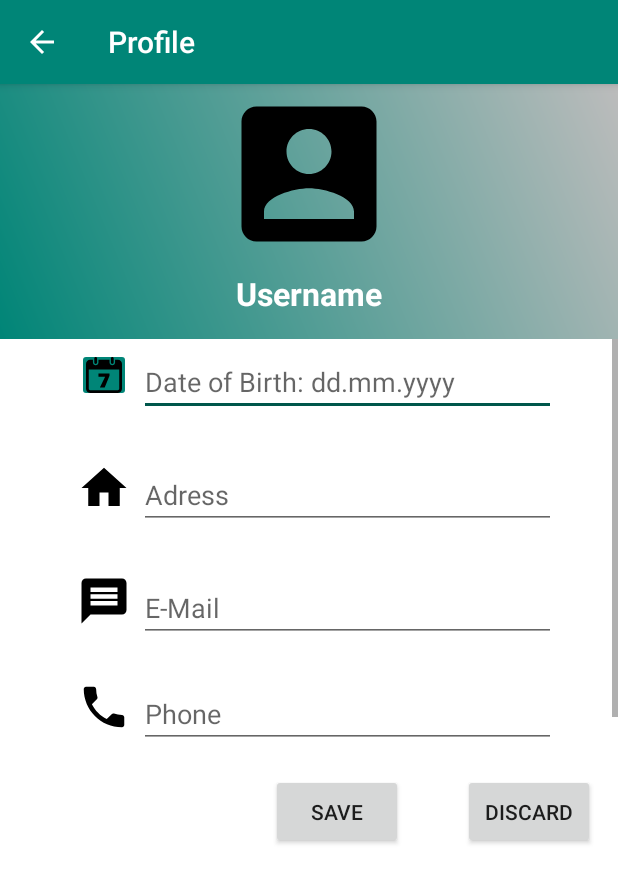
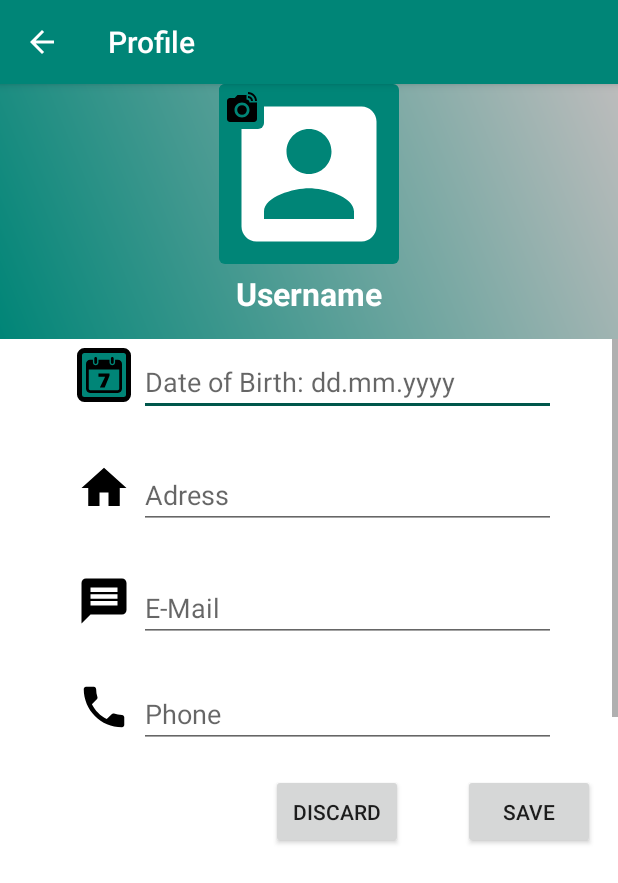
Before and after one commit to AndreasRybin/Fahrradscout24, an Android app: the screen it shows after launch (ProfileActivity), after a tap on "LOGIN", on a phone screen of 412 x 824 dp. Shown: the top 883 px of the screen. Run offline under Robolectric (Android 15) with nearby library versions, the phone set to English and light mode, and no system bars; libraries missing offline, so code that uses them is left out: com.facebook.drawee; 1 statement that could not run was skipped.

Commit message:
changed design added photo button to profile

```diff
--- a/app/build.gradle
+++ b/app/build.gradle
@@ -27,4 +27,5 @@ dependencies {
     testImplementation 'junit:junit:4.12'
     androidTestImplementation 'com.android.support.test:runner:1.0.2'
     androidTestImplementation 'com.android.support.test.espresso:espresso-core:3.0.2'
+    implementation 'com.facebook.fresco:fresco:1.11.0'
 }
--- a/app/src/main/AndroidManifest.xml
+++ b/app/src/main/AndroidManifest.xml
@@ -14,6 +14,7 @@
     <uses-permission android:name="android.permission-group.SENSORS" />
     <uses-permission android:name="android.permission-group.SMS" />
     <uses-permission android:name="android.permission-group.STORAGE" />
+    <uses-permission android:name="android.permission.INTERNET" />
 
     <application
         android:allowBackup="true"
--- a/app/src/main/java/hska/fahrradscout24/MainActivity.java
+++ b/app/src/main/java/hska/fahrradscout24/MainActivity.java
@@ -8,6 +8,8 @@ import android.view.MenuItem;
 import android.view.View;
 import android.widget.Button;
 
+import com.facebook.drawee.backends.pipeline.Fresco;
+
 public class MainActivity extends AppCompatActivity {
 
 
@@ -15,6 +17,9 @@ public class MainActivity extends AppCompatActivity {
     protected void onCreate(Bundle savedInstanceState) {
         super.onCreate(savedInstanceState);
         setContentView(R.layout.activity_main);
+
+        //initialize fresco
+        Fresco.initialize(this);
 
         Button buttonLogin= (Button) findViewById(R.id.btnLogin);
         buttonLogin.setOnClickListener(new View.OnClickListener() {
--- a/app/src/main/java/hska/fahrradscout24/ProfileActivity.java
+++ b/app/src/main/java/hska/fahrradscout24/ProfileActivity.java
@@ -5,6 +5,7 @@ import android.app.DatePickerDialog;
 import android.content.ClipData;
 import android.content.Intent;
 import android.content.pm.PackageManager;
+import android.content.res.Configuration;
 import android.database.Cursor;
 import android.graphics.Bitmap;
 import android.graphics.BitmapFactory;
@@ -18,10 +19,14 @@ import android.support.v7.app.AppCompatActivity;
 import android.view.Menu;
 import android.view.MenuItem;
 import android.view.View;
+import android.widget.CompoundButton;
 import android.widget.DatePicker;
 import android.widget.ImageButton;
 import android.widget.ImageView;
+import android.widget.Switch;
 import android.widget.TextView;
+
+import com.facebook.drawee.backends.pipeline.Fresco;
 
 import java.io.File;
 import java.io.FileInputStream;
@@ -37,6 +42,8 @@ public class ProfileActivity extends AppCompatActivity {
     protected void onCreate(Bundle savedInstanceState) {
         super.onCreate(savedInstanceState);
         setContentView(R.layout.activity_profile);
+
+
 
         //start calendar button
         ImageButton selectDate = findViewById(R.id.btnDate);
@@ -68,9 +75,14 @@ public class ProfileActivity extends AppCompatActivity {
         });
         //end calendarbutton
 
+
         //load picture
-        ImageView clickLoadImage = (ImageView) findViewById(R.id.imgView);
-        clickLoadImage.setOnClickListener(new View.OnClickListener() {
+        // do not execute this when in landscape
+        //int display_mode = getResources().getConfiguration().orientation;
+
+        //if (display_mode == Configuration.ORIENTATION_PORTRAIT) {
+        ImageButton btnClickLoadImage = (ImageButton) findViewById(R.id.btnProfilePic);
+            btnClickLoadImage.setOnClickListener(new View.OnClickListener() {
 
                                                   @Override
                                                   public void onClick(View arg0) {
@@ -105,6 +117,49 @@ public class ProfileActivity extends AppCompatActivity {
 
                                                   }
                                               });
+        ImageView clickLoadImage = (ImageView) findViewById(R.id.imgProfilePic);
+        clickLoadImage.setOnClickListener(new View.OnClickListener() {
+
+            @Override
+            public void onClick(View arg0) {
+                if (ContextCompat.checkSelfPermission(ProfileActivity.this,
+                        Manifest.permission.READ_EXTERNAL_STORAGE)
+                        != PackageManager.PERMISSION_GRANTED) {
+                    if (ActivityCompat.shouldShowRequestPermissionRationale(ProfileActivity.this,
+                            Manifest.permission.READ_EXTERNAL_STORAGE)) {
+                    } else {
+                        ActivityCompat.requestPermissions(ProfileActivity.this,
+                                new String[]{Manifest.permission.READ_EXTERNAL_STORAGE},
+                                MY_PERMISSIONS_REQUEST_READ_EXTERNAL_STORAGE);
+                    }
+                } else {
+                    Intent i = new Intent(
+                            Intent.ACTION_PICK,
+                            android.provider.MediaStore.Images.Media.EXTERNAL_CONTENT_URI);
+                    startActivityForResult(i, RESULT_LOAD_IMAGE);
+                }
+            }
+        });
+    //}
+    //end load picture
+    //start switch listener
+        Switch notifiactions = (Switch) findViewById(R.id.switchNotification);
+        if(notifiactions != null){
+        notifiactions.setOnCheckedChangeListener(new CompoundButton.OnCheckedChangeListener() {
+            public void onCheckedChanged(CompoundButton buttonView, boolean isChecked) {
+                ImageView imageNotifications = (ImageView) findViewById(R.id.imgNotifications);
+                if(isChecked) {
+                    //do stuff when Switch is ON
+                    imageNotifications.setImageDrawable(getResources().getDrawable(R.drawable.ic_notifications_active_black_24dp));
+                } else {
+                    //do stuff when Switch if OFF
+                    imageNotifications.setImageDrawable(getResources().getDrawable(R.drawable.ic_notifications_black_24dp));
+                }
+                // do something, the isChecked will be
+                // true if the switch is in the On position
+            }
+        });}
+        //end switch listener
     }
 
     //getting awnser from permission question
@@ -162,7 +217,7 @@ public class ProfileActivity extends AppCompatActivity {
             //converting image to bitmap
             Bitmap img = BitmapFactory.decodeStream(fileInputStream);
 
-            ImageView imageView = (ImageView) findViewById(R.id.imgView);
+            ImageView imageView = (ImageView) findViewById(R.id.imgProfilePic);
             Bitmap picture = BitmapFactory.decodeFile(picturePath);
             //resize bitmap
             final int maxSize = 120;
@@ -187,7 +242,4 @@ public class ProfileActivity extends AppCompatActivity {
 
 
 
-
-
-
 }
--- /dev/null
+++ b/app/src/main/res/drawable/borderactionbtn.xml
@@ -0,0 +1,9 @@
+<?xml version="1.0" encoding="utf-8"?>
+<shape xmlns:android="http://schemas.android.com/apk/res/android"
+    android:shape="rectangle">
+    <gradient android:startColor="@color/colorPrimary"
+        android:endColor="@color/colorPrimary"
+        android:angle="270" />
+    <corners android:radius="3dp" />
+    <stroke android:width="5px" android:color="#000000" />
+</shape>
--- /dev/null
+++ b/app/src/main/res/drawable/borderlayout.xml
@@ -0,0 +1,8 @@
+<?xml version="1.0" encoding="utf-8"?>
+<shape xmlns:android="http://schemas.android.com/apk/res/android"
+    android:shape="rectangle">
+    <gradient android:startColor="#ffffff"
+        android:endColor="#ffffff"
+        android:angle="270" />
+    <stroke android:width="2px" android:color="#000000" />
+</shape>
--- a/app/src/main/res/drawable/gradientbackground.xml
+++ b/app/src/main/res/drawable/gradientbackground.xml
@@ -1,7 +1,7 @@
 <?xml version="1.0" encoding="utf-8"?>
 <shape xmlns:android="http://schemas.android.com/apk/res/android">
     <gradient android:angle="45"
-        android:startColor="#008577"
+        android:startColor="@color/colorPrimary"
         android:endColor="#bcbcbc"
         />
 </shape>
--- a/app/src/main/res/drawable/ic_date_range_black_24dp.xml
+++ b/app/src/main/res/drawable/ic_account_box_white_24dp.xml
@@ -4,6 +4,6 @@
         android:viewportWidth="24.0"
         android:viewportHeight="24.0">
     <path
-        android:fillColor="#FF000000"
-        android:pathData="M9,11L7,11v2h2v-2zM13,11h-2v2h2v-2zM17,11h-2v2h2v-2zM19,4h-1L18,2h-2v2L8,4L8,2L6,2v2L5,4c-1.11,0 -1.99,0.9 -1.99,2L3,20c0,1.1 0.89,2 2,2h14c1.1,0 2,-0.9 2,-2L21,6c0,-1.1 -0.9,-2 -2,-2zM19,20L5,20L5,9h14v11z"/>
+        android:fillColor="#ffffff"
+        android:pathData="M3,5v14c0,1.1 0.89,2 2,2h14c1.1,0 2,-0.9 2,-2L21,5c0,-1.1 -0.9,-2 -2,-2L5,3c-1.11,0 -2,0.9 -2,2zM15,9c0,1.66 -1.34,3 -3,3s-3,-1.34 -3,-3 1.34,-3 3,-3 3,1.34 3,3zM6,17c0,-2 4,-3.1 6,-3.1s6,1.1 6,3.1v1L6,18v-1z"/>
 </vector>
--- /dev/null
+++ b/app/src/main/res/drawable/ic_linked_camera_black_24dp.xml
@@ -0,0 +1,15 @@
+<vector xmlns:android="http://schemas.android.com/apk/res/android"
+        android:width="24dp"
+        android:height="24dp"
+        android:viewportWidth="24.0"
+        android:viewportHeight="24.0">
+    <path
+        android:fillColor="#FF000000"
+        android:pathData="M12,14m-3.2,0a3.2,3.2 0,1 1,6.4 0a3.2,3.2 0,1 1,-6.4 0"/>
+    <path
+        android:fillColor="#FF000000"
+        android:pathData="M16,3.33c2.58,0 4.67,2.09 4.67,4.67H22c0,-3.31 -2.69,-6 -6,-6v1.33M16,6c1.11,0 2,0.89 2,2h1.33c0,-1.84 -1.49,-3.33 -3.33,-3.33V6"/>
+    <path
+        android:fillColor="#FF000000"
+        android:pathData="M17,9c0,-1.11 -0.89,-2 -2,-2L15,4L9,4L7.17,6L4,6c-1.1,0 -2,0.9 -2,2v12c0,1.1 0.9,2 2,2h16c1.1,0 2,-0.9 2,-2L22,9h-5zM12,19c-2.76,0 -5,-2.24 -5,-5s2.24,-5 5,-5 5,2.24 5,5 -2.24,5 -5,5z"/>
+</vector>
--- /dev/null
+++ b/app/src/main/res/drawable/ic_notifications_active_black_24dp.xml
@@ -0,0 +1,9 @@
+<vector xmlns:android="http://schemas.android.com/apk/res/android"
+        android:width="24dp"
+        android:height="24dp"
+        android:viewportWidth="24.0"
+        android:viewportHeight="24.0">
+    <path
+        android:fillColor="#FF000000"
+        android:pathData="M7.58,4.08L6.15,2.65C3.75,4.48 2.17,7.3 2.03,10.5h2c0.15,-2.65 1.51,-4.97 3.55,-6.42zM19.97,10.5h2c-0.15,-3.2 -1.73,-6.02 -4.12,-7.85l-1.42,1.43c2.02,1.45 3.39,3.77 3.54,6.42zM18,11c0,-3.07 -1.64,-5.64 -4.5,-6.32L13.5,4c0,-0.83 -0.67,-1.5 -1.5,-1.5s-1.5,0.67 -1.5,1.5v0.68C7.63,5.36 6,7.92 6,11v5l-2,2v1h16v-1l-2,-2v-5zM12,22c0.14,0 0.27,-0.01 0.4,-0.04 0.65,-0.14 1.18,-0.58 1.44,-1.18 0.1,-0.24 0.15,-0.5 0.15,-0.78h-4c0.01,1.1 0.9,2 2.01,2z"/>
+</vector>
--- /dev/null
+++ b/app/src/main/res/drawable/roundcorner.xml
@@ -0,0 +1,5 @@
+<?xml version="1.0" encoding="utf-8"?>
+<shape xmlns:android="http://schemas.android.com/apk/res/android">
+    <solid android:color="@color/colorPrimary" />
+    <corners android:radius="4dp" />
+</shape>
--- a/app/src/main/res/layout-land/activity_profile.xml
+++ b/app/src/main/res/layout-land/activity_profile.xml
@@ -8,30 +8,47 @@
     android:orientation="vertical"
     tools:context="hska.fahrradscout24.MainActivity">
 
-    <RelativeLayout
-        android:layout_width="match_parent"
-        android:layout_height="wrap_content">
-
     <LinearLayout
         android:layout_width="match_parent"
-            android:layout_height="wrap_content"
+        android:layout_height="match_parent">
+
+        <RelativeLayout
+            android:layout_width="130dp"
+            android:layout_height="match_parent">
+
+            <LinearLayout xmlns:android="http://schemas.android.com/apk/res/android"
+                android:layout_width="match_parent"
+                android:layout_height="match_parent"
                 android:background="@drawable/gradientbackground"
                 android:orientation="vertical">
 
+                <RelativeLayout
+                    android:layout_width="120dp"
+                    android:layout_height="120dp"
+                    android:layout_gravity="center_horizontal">
+
                     <ImageView
-                android:layout_width="0dp"
-                android:layout_height="0dp"
+                        android:id="@+id/imgProfilePic"
+                        android:layout_width="120dp"
+                        android:layout_height="120dp"
                         android:layout_gravity="center_horizontal"
-                android:layout_marginTop="10dp"
-                android:src="@drawable/ic_account_box_black_24dp"
-                android:visibility="gone" />
+                        android:background="@drawable/roundcorner"
+                        android:clickable="true"
+                        android:src="@drawable/ic_account_box_white_24dp" />
                     <!-- TODO Profile Picture DB -->
+                    <ImageButton
+                        android:id="@+id/btnProfilePic"
+                        android:layout_width="30dp"
+                        android:layout_height="30dp"
+                        android:background="@drawable/roundcorner"
+                        app:srcCompat="@drawable/ic_linked_camera_black_24dp" />
+                </RelativeLayout>
+
                 <TextView
                     android:layout_width="120dp"
                     android:layout_height="wrap_content"
                     android:layout_gravity="center_horizontal"
-                android:layout_marginTop="5dp"
-                android:layout_marginBottom="5dp"
+                    android:layout_marginTop="30dp"
                     android:text="Username"
                     android:textAlignment="center"
                     android:textColor="#fff"
@@ -40,20 +57,27 @@
                 <!-- TODO User Name DB-->
                 <android.support.v7.widget.CardView
                     android:layout_width="match_parent"
-                android:layout_height="0dp">
+                    android:layout_height="wrap_content"
+                    android:layout_centerHorizontal="true"
+                    android:layout_marginTop="200dp">
 
                     <LinearLayout
                         android:layout_width="match_parent"
                         android:layout_height="match_parent"
                         android:orientation="horizontal"
-                    android:weightSum="0"></LinearLayout>
+                        android:weightSum="3"></LinearLayout>
                 </android.support.v7.widget.CardView>
             </LinearLayout>
         </RelativeLayout>
 
+        <LinearLayout
+            android:layout_width="match_parent"
+            android:layout_height="wrap_content"
+            android:orientation="vertical">
+
             <ScrollView
                 android:layout_width="match_parent"
-        android:layout_height="187dp"
+                android:layout_height="230dp"
                 android:layout_gravity="center"
                 android:minHeight="120dp"
                 android:orientation="vertical">
@@ -62,12 +86,13 @@
                     android:layout_width="match_parent"
                     android:layout_height="wrap_content"
                     android:layout_gravity="center"
-            android:layout_marginTop="40dp"
+                    android:layout_marginTop="16dp"
                     android:orientation="vertical">
 
                     <LinearLayout
                         android:layout_width="match_parent"
                         android:layout_height="wrap_content"
+                        android:layout_marginTop="13dp"
                         android:focusable="true"
                         android:focusableInTouchMode="true"
                         android:orientation="horizontal"
@@ -78,7 +103,7 @@
                             android:layout_width="36dp"
                             android:layout_height="36dp"
                             android:layout_gravity="left"
-                    android:backgroundTint="@color/colorPrimary"
+                            android:background="@drawable/borderactionbtn"
                             android:requiresFadingEdge="horizontal|vertical"
                             android:src="@drawable/ic_icons8_calendar" />
 
@@ -100,7 +125,7 @@
                     <LinearLayout
                         android:layout_width="match_parent"
                         android:layout_height="wrap_content"
-                android:layout_marginTop="10dp"
+                        android:layout_marginTop="13dp"
                         android:focusable="true"
                         android:focusableInTouchMode="true"
                         android:orientation="horizontal"
@@ -128,7 +153,7 @@
                     <LinearLayout
                         android:layout_width="match_parent"
                         android:layout_height="wrap_content"
-                android:layout_marginTop="10dp"
+                        android:layout_marginTop="13dp"
                         android:focusable="true"
                         android:focusableInTouchMode="true"
                         android:orientation="horizontal"
@@ -157,7 +182,7 @@
                     <LinearLayout
                         android:layout_width="match_parent"
                         android:layout_height="wrap_content"
-                android:layout_marginTop="10dp"
+                        android:layout_marginTop="13dp"
                         android:focusable="true"
                         android:focusableInTouchMode="true"
                         android:orientation="horizontal"
@@ -186,11 +211,12 @@
                     <LinearLayout
                         android:layout_width="match_parent"
                         android:layout_height="wrap_content"
-                android:layout_marginTop="10dp"
+                        android:layout_marginTop="13dp"
                         android:orientation="horizontal"
                         android:paddingLeft="25dp">
 
                         <ImageView
+                            android:id="@+id/imgNotifications"
                             android:layout_width="36dp"
                             android:layout_height="36dp"
                             android:src="@drawable/ic_notifications_black_24dp" />
@@ -218,24 +244,30 @@
             <LinearLayout
                 android:layout_width="match_parent"
                 android:layout_height="60dp"
+                android:background="@drawable/borderlayout"
+                android:backgroundTint="@color/colorPrimary"
                 android:gravity="end"
                 android:minHeight="60dp">
 
                 <Button
-            android:id="@+id/button_profile_save"
+                    android:id="@+id/btn_profile_discard"
                     android:layout_width="wrap_content"
                     android:layout_height="50dp"
                     android:layout_marginRight="40dp"
-            android:text="Save" />
+                    android:text="Discard"
+                    android:textColorLink="@color/colorPrimary" />
 
                 <Button
-            android:id="@+id/button_profile_discard"
+                    android:id="@+id/btn__profile_save"
                     android:layout_width="wrap_content"
                     android:layout_height="50dp"
                     android:layout_marginRight="15dp"
-            android:text="Discard"
-            android:textColorLink="@color/colorPrimary" />
+                    android:text="Save" />
                 <!-- TODO link them to center the buttons -->
             </LinearLayout>
+        </LinearLayout>
+    </LinearLayout>
+
+
 
 </LinearLayout>
--- a/app/src/main/res/layout/activity_profile.xml
+++ b/app/src/main/res/layout/activity_profile.xml
@@ -11,21 +11,34 @@
     <RelativeLayout
         android:layout_width="match_parent"
         android:layout_height="170dp">
-
         <LinearLayout
+            xmlns:android="http://schemas.android.com/apk/res/android"
             android:layout_width="match_parent"
             android:layout_height="wrap_content"
             android:background="@drawable/gradientbackground"
             android:orientation="vertical">
 
-            <ImageView
-                android:id="@+id/imgView"
+            <RelativeLayout
                 android:layout_width="120dp"
                 android:layout_height="120dp"
-                android:layout_gravity="center_horizontal"
-                android:clickable="true"
-                android:src="@drawable/ic_account_box_black_24dp" />
-            <!-- TODO Profile Picture DB -->
+                android:layout_gravity="center_horizontal">
+
+                <ImageView
+                    android:id="@+id/imgProfilePic"
+                    android:layout_width="120dp"
+                    android:layout_height="120dp"
+                    android:layout_gravity="center_horizontal"
+                    android:background="@drawable/roundcorner"
+                    android:clickable="true"
+                    android:src="@drawable/ic_account_box_white_24dp" />
+                <!-- TODO Profile Picture DB -->
+                <ImageButton
+                    android:id="@+id/btnProfilePic"
+                    android:layout_width="30dp"
+                    android:layout_height="30dp"
+                    android:background="@drawable/roundcorner"
+                    app:srcCompat="@drawable/ic_linked_camera_black_24dp" />
+            </RelativeLayout>
             <TextView
                 android:layout_width="120dp"
                 android:layout_height="wrap_content"
@@ -79,7 +92,7 @@
                     android:layout_width="36dp"
                     android:layout_height="36dp"
                     android:layout_gravity="left"
-                    android:backgroundTint="@color/colorPrimary"
+                    android:background="@drawable/borderactionbtn"
                     android:requiresFadingEdge="horizontal|vertical"
                     android:src="@drawable/ic_icons8_calendar" />
 
@@ -192,6 +205,7 @@
                 android:paddingLeft="25dp">
 
                 <ImageView
+                    android:id="@+id/imgNotifications"
                     android:layout_width="36dp"
                     android:layout_height="36dp"
                     android:src="@drawable/ic_notifications_black_24dp" />
@@ -219,23 +233,24 @@
     <LinearLayout
         android:layout_width="match_parent"
         android:layout_height="60dp"
+        android:backgroundTint="@color/colorPrimary"
         android:gravity="end"
         android:minHeight="60dp">
 
         <Button
-            android:id="@+id/button_profile_save"
+            android:id="@+id/btn_profile_discard"
             android:layout_width="wrap_content"
             android:layout_height="50dp"
             android:layout_marginRight="40dp"
-            android:text="Save" />
+            android:text="Discard"
+            android:textColorLink="@color/colorPrimary" />
 
         <Button
-            android:id="@+id/button_profile_discard"
+            android:id="@+id/btn_profile_save"
             android:layout_width="wrap_content"
             android:layout_height="50dp"
             android:layout_marginRight="15dp"
-            android:text="Discard"
-            android:textColorLink="@color/colorPrimary" />
+            android:text="Save" />
         <!-- TODO link them to center the buttons -->
     </LinearLayout>
 
--- a/app/src/main/res/menu/menu.xml
+++ b/app/src/main/res/menu/menu.xml
@@ -9,7 +9,7 @@
         android:icon="@drawable/ic_menu_black_24dp"
         app:showAsAction="ifRoom|withText"
         android:layout_width="match_parent"
-        android:background="#008577"
+        android:background="@color/colorPrimary"
         >
         <menu
             android:layout_width="match_parent"
@@ -18,19 +18,19 @@
                 android:id="@+id/menuItemProfile"
                 android:icon="@drawable/ic_account_box_black_24dp"
                 android:title="Profile"
-                android:onClick="profileClick"></item>
+                android:onClick="profileClick"/>
+            <item
+                android:id="@+id/menuItemMessage"
+                android:icon="@drawable/ic_message_black_24dp"
+                android:title="Open Chat Client"/>
             <item
                 android:id="@+id/menuItemSettingsicon"
                 android:icon="@drawable/ic_settings_black_24dp"
-                android:title="Settings"></item>
+                android:title="Settings"/>
             <item
                 android:id="@+id/menuItemHelp"
                 android:icon="@drawable/ic_help_outline_black_24dp"
-                android:title="Help"></item>
-            <item
-                android:id="@+id/menuItemMessage"
-                android:icon="@drawable/ic_message_black_24dp"
-                android:title="Open Chat Client"></item>
+                android:title="Help"/>
         </menu>
     </item>
 </menu>
```
Lines whose indentation alone changed are shown as unchanged.
